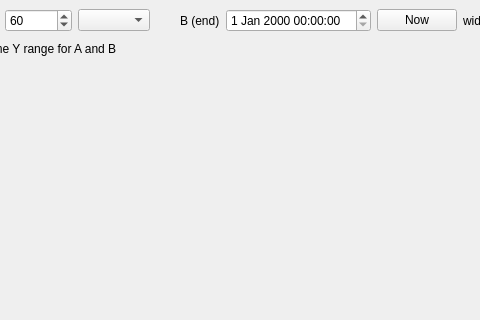
First picture: the form in mainwindow.ui, repository kenih4/baratsuki-hikaku, before the edit; both pictures show x 320 to 800 and y 0 to 320 of the 1161 by 800 pixel window.
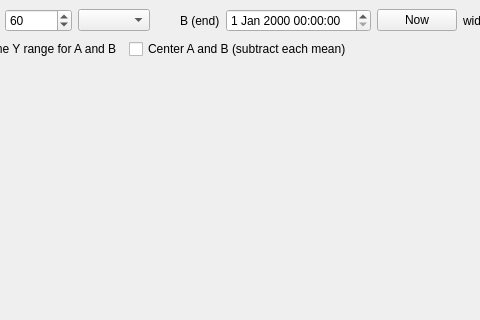
Second picture: the form after the edit.

Commit message:
各期間の平均を引いて真ん中にそろえる Center オプションを追加
- 「Center A and B (subtract each mean)」チェック(既定オフ)
- A・B それぞれの平均を引いて表示し、縦軸の 0 を中心にそろえる
- 表示だけの変更で、σ・倍率・p 値・判定・一覧は変わらない
- CLAUDE.md に Center の説明と、ソース側の生成物によるシャドウビルドの注意を追記

The edit to the form file:
```diff
--- a/mainwindow.ui
+++ b/mainwindow.ui
@@ -173,6 +173,19 @@
         </property>
        </widget>
       </item>
+      <item>
+       <widget class="QCheckBox" name="checkBoxCenter">
+        <property name="toolTip">
+         <string>Subtract the mean of each period from its values, so that A and B are both centered at 0 (display only; the statistics are not changed)</string>
+        </property>
+        <property name="text">
+         <string>Center A and B (subtract each mean)</string>
+        </property>
+        <property name="checked">
+         <bool>false</bool>
+        </property>
+       </widget>
+      </item>
       <item>
        <spacer name="horizontalSpacer_3">
         <property name="orientation">
```
The commit also changes 3 other files.
